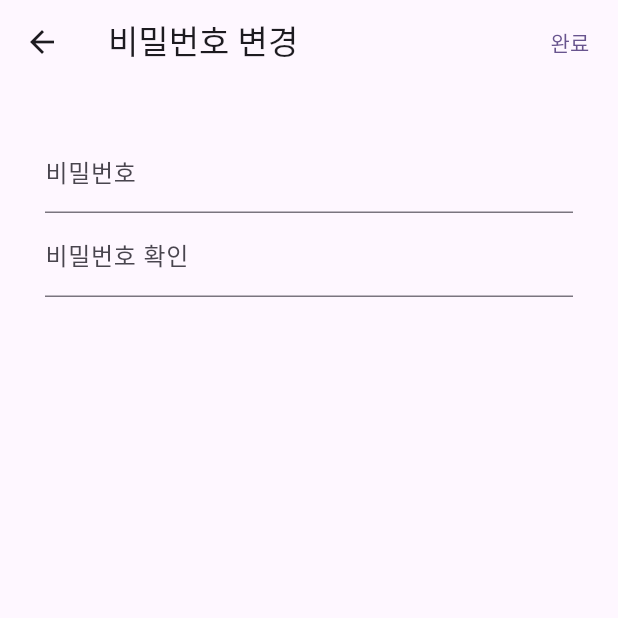
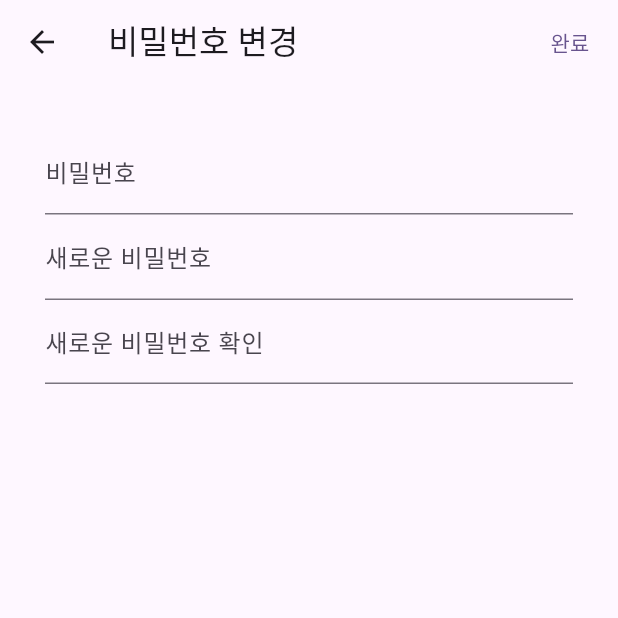
Before and after one commit to eonz1/photo-card-flutter, a Flutter app: the ProfileScreen screen opened directly, after a tap on "비밀번호 변경", on a phone screen of 412 x 824 dp, the top half of it. Run offline on Flutter 3.47's test engine with Material 3 defaults, Android fonts, the phone set to English and light mode, and no system bars; our stand-ins replace dio, go_router, logger, pretty_dio_logger, retrofit, shared_preferences; accounts and stored records are empty; generated files the repository leaves out were written again; network calls fail.

Commit message:
비밀번호 변경 기능

```diff
--- /dev/null
+++ b/lib/feature/profile/api/password_edit_repository.dart
@@ -0,0 +1,17 @@
+import 'package:dio/dio.dart';
+import 'package:retrofit/http.dart';
+
+import '../../../global/api/response_entity.dart';
+import 'password_edit_request.dart';
+
+part 'password_edit_repository.g.dart';
+
+@RestApi()
+abstract class PasswordEditRepository {
+  factory PasswordEditRepository(Dio dio, {String baseUrl}) =
+      _PasswordEditRepository;
+
+  @POST("/member/password")
+  Future<ResponseEntity> changePassword(
+      @Body() PasswordEditRequest passwordEditRequest);
+}
--- /dev/null
+++ b/lib/feature/profile/api/password_edit_request.dart
@@ -0,0 +1,16 @@
+import 'package:json_annotation/json_annotation.dart';
+
+part 'password_edit_request.g.dart';
+
+@JsonSerializable(fieldRename: FieldRename.snake)
+class PasswordEditRequest {
+  String? currentPassword = "";
+  String? newPassword = "";
+
+  PasswordEditRequest({this.currentPassword, this.newPassword});
+
+  factory PasswordEditRequest.fromJson(Map<String, dynamic> json) =>
+      _$PasswordEditRequestFromJson(json);
+
+  Map<String, dynamic> toJson() => _$PasswordEditRequestToJson(this);
+}
--- /dev/null
+++ b/lib/feature/profile/screen/password_edit_notifier.dart
@@ -0,0 +1,72 @@
+import 'package:flutter/material.dart';
+
+import '../../../common/validation/validation_format.dart';
+import '../../../common/validation/validation_item.dart';
+
+class PasswordEditNotifier with ChangeNotifier {
+  ValidationItem _password = ValidationItem("", null);
+  ValidationItem _newPassword = ValidationItem("", null);
+  ValidationItem _reEnterPassword = ValidationItem("", null);
+
+  ValidationItem get password => _password;
+  ValidationItem get newPassword => _newPassword;
+  ValidationItem get reEnterPassword => _reEnterPassword;
+
+  final validationFormat = ValidationFormat();
+
+  void changePassword(String value) {
+    if (value.isEmpty) {
+      _password = ValidationItem("", "비밀번호를 입력해주세요.");
+
+      notifyListeners();
+      return;
+    }
+
+    _password = ValidationItem(value, null);
+
+    notifyListeners();
+  }
+
+  void changeNewPassword(String value) {
+    if (value.isEmpty) {
+      _newPassword = ValidationItem("", "새로운 비밀번호를 입력해주세요.");
+      _reEnterPassword = ValidationItem("", null);
+
+      notifyListeners();
+      return;
+    }
+
+    if (!validationFormat.isPasswordFormat(value)) {
+      _newPassword =
+          ValidationItem(value, "영문 대/소문자, 숫자, 특수문자 조합 8-16자이어야 해요.");
+      _reEnterPassword = ValidationItem("", null);
+
+      notifyListeners();
+      return;
+    }
+
+    _newPassword = ValidationItem(value, null);
+
+    notifyListeners();
+  }
+
+  void changeReEnterPassword(String value) {
+    if (value.isEmpty) {
+      _reEnterPassword = ValidationItem("", "새로운 비밀번호를 한번 더 입력해주세요.");
+
+      notifyListeners();
+      return;
+    }
+
+    if (value != password.value) {
+      _reEnterPassword = ValidationItem("", "새로운 비밀번호가 일치하지 않습니다.");
+
+      notifyListeners();
+      return;
+    }
+
+    _reEnterPassword = ValidationItem(value, null);
+
+    notifyListeners();
+  }
+}
--- a/lib/feature/profile/screen/password_edit_screen.dart
+++ b/lib/feature/profile/screen/password_edit_screen.dart
@@ -1,24 +1,75 @@
 import 'package:flutter/material.dart';
+import 'package:go_router/go_router.dart';
+import 'package:photo_card_flutter/feature/profile/screen/password_edit_notifier.dart';
+import 'package:photo_card_flutter/feature/profile/service/password_edit_service.dart';
+import 'package:photo_card_flutter/global/service/snack_bar_service.dart';
+import 'package:provider/provider.dart';
 
-class PasswordEditScreen extends StatelessWidget {
+class PasswordEditScreen extends StatefulWidget {
   const PasswordEditScreen({super.key});
 
   @override
+  State<PasswordEditScreen> createState() => _PasswordEditScreenState();
+}
+
+class _PasswordEditScreenState extends State<PasswordEditScreen> {
+  final passwordEditService = PasswordEditService();
+  final snackBarService = SnackBarService();
+
+  @override
   Widget build(BuildContext context) {
+    final viewModel = context.watch<PasswordEditNotifier>();
+
     return SafeArea(
         child: Scaffold(
-      appBar: AppBar(
-          title: const Text("비밀번호 변경"),
-          actions: [TextButton(onPressed: () {}, child: Text("완료"))]),
+      appBar: AppBar(title: const Text("비밀번호 변경"), actions: [
+        TextButton(
+            onPressed: () async {
+              // TODO: 확인필요
+              final result = await passwordEditService.changePassword(
+                  currentPassword: viewModel.password.value,
+                  newPassword: viewModel.newPassword.value);
+
+              if (result.resultCode == 204) {
+                snackBarService.show("비밀번호 변경이 완료되었어요.");
+
+                if (context.mounted) context.pop();
+              }
+            },
+            child: const Text("완료"))
+      ]),
       body: Padding(
         padding: const EdgeInsets.all(30.0),
         child: Column(
           children: [
             TextFormField(
-              decoration: const InputDecoration(labelText: "비밀번호"),
+              onChanged: (value) {
+                viewModel.changePassword(value);
+              },
+              obscureText: true,
+              decoration: InputDecoration(
+                  labelText: "비밀번호",
+                  hintText: "현재 비밀번호",
+                  errorText: viewModel.password.error),
             ),
             TextFormField(
-              decoration: const InputDecoration(labelText: "비밀번호 확인"),
+              onChanged: (value) {
+                viewModel.changeNewPassword(value);
+              },
+              obscureText: true,
+              decoration: InputDecoration(
+                  labelText: "새로운 비밀번호",
+                  hintText: "영문 대/소문자, 숫자, 특수문자 조합 8-16자",
+                  errorText: viewModel.newPassword.error),
+            ),
+            TextFormField(
+              onChanged: (value) {
+                viewModel.changeReEnterPassword(value);
+              },
+              obscureText: true,
+              decoration: InputDecoration(
+                  labelText: "새로운 비밀번호 확인",
+                  errorText: viewModel.reEnterPassword.error),
             ),
           ],
         ),
--- a/lib/feature/profile/screen/profile_screen.dart
+++ b/lib/feature/profile/screen/profile_screen.dart
@@ -1,5 +1,6 @@
 import 'package:flutter/material.dart';
 import 'package:photo_card_flutter/feature/bottom_navigation/screen/custom_bottom_navigation_bar.dart';
+import 'package:photo_card_flutter/feature/profile/screen/password_edit_notifier.dart';
 import 'package:photo_card_flutter/feature/profile/screen/password_edit_screen.dart';
 import 'package:photo_card_flutter/feature/profile/screen/profile_edit_screen.dart';
 import 'package:photo_card_flutter/feature/profile/screen/profile_notifier.dart';
@@ -41,7 +42,10 @@ class ProfileScreen extends StatelessWidget {
                 Navigator.push(
                   context,
                   MaterialPageRoute(
-                    builder: (context) => const PasswordEditScreen(),
+                    builder: (context) => ChangeNotifierProvider(
+                      create: (context) => PasswordEditNotifier(),
+                      builder: (context, child) => const PasswordEditScreen(),
+                    ),
                   ),
                 );
               },
--- /dev/null
+++ b/lib/feature/profile/service/password_edit_service.dart
@@ -0,0 +1,28 @@
+import 'package:dio/dio.dart';
+import 'package:photo_card_flutter/feature/profile/api/password_edit_repository.dart';
+import 'package:photo_card_flutter/feature/profile/api/password_edit_request.dart';
+
+import '../../../global/api/api_client.dart';
+import '../../../global/api/response_entity.dart';
+import '../../../global/service/dio_exception_handler.dart';
+
+class PasswordEditService {
+  late final PasswordEditRepository repository;
+  final ApiClient apiClient = ApiClient();
+
+  PasswordEditService() {
+    repository = PasswordEditRepository(apiClient.createDio());
+  }
+
+  Future<ResponseEntity> changePassword(
+      {required String currentPassword, required String newPassword}) async {
+    try {
+      final result = await repository.changePassword(PasswordEditRequest(
+          currentPassword: currentPassword, newPassword: newPassword));
+      return result;
+    } on DioException catch (exception) {
+      DioExceptionHandler.showExceptionMessage(exception);
+      return ResponseEntity();
+    }
+  }
+}
```
